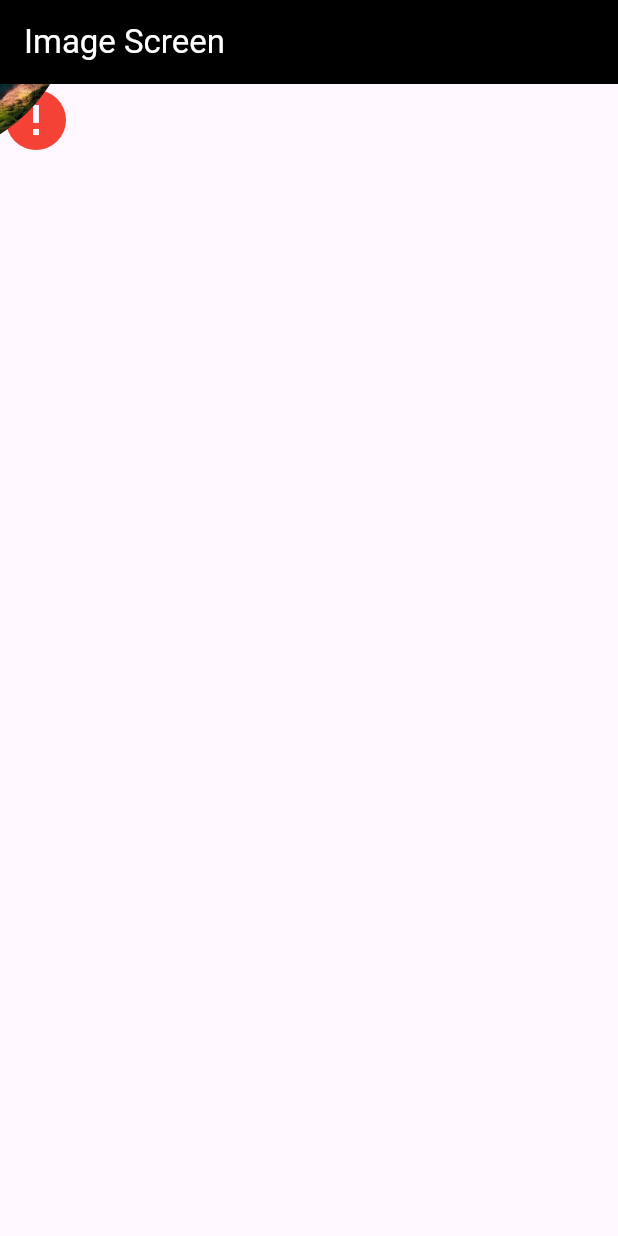
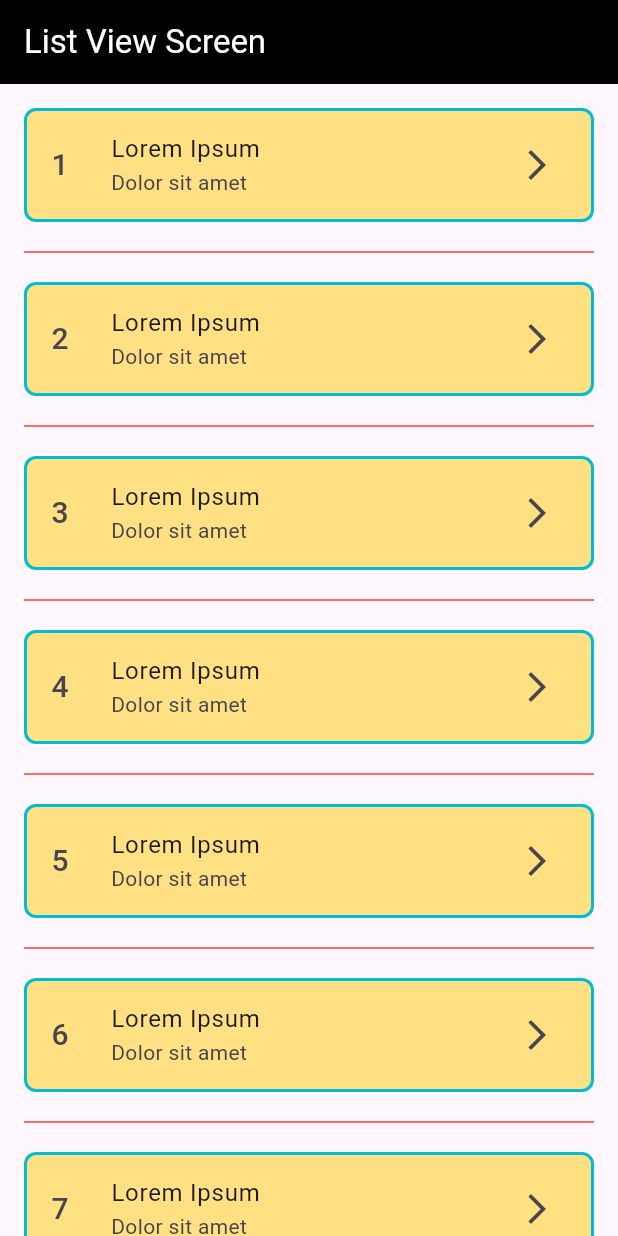
Before and after one commit to Kabir-Giuralarocca/flutter_its_2025, a Flutter app: the screen it shows after launch, on a phone screen of 412 x 824 dp. Run offline on Flutter 3.47's test engine with Material 3 defaults, Android fonts, the phone set to English and light mode, and no system bars; our stand-ins replace google_fonts, material_symbols_icons.

Commit message:
Implement LayoutScreen with ImageSection, TitleSection, and ActionSection; update main app entry to ListViewScreen

```diff
--- a/lib/main.dart
+++ b/lib/main.dart
@@ -1,5 +1,5 @@
 import 'package:flutter/material.dart';
-import 'package:flutter_its_2025/ui/screens/image_screen.dart';
+import 'package:flutter_its_2025/ui/screens/list_view_screen.dart';
 
 void main() {
   runApp(const MyApp());
@@ -20,7 +20,7 @@ class MyApp extends StatelessWidget {
           foregroundColor: Colors.white,
         ),
       ),
-      home: const ImageScreen(),
+      home: const ListViewScreen(),
     );
   }
 }
--- /dev/null
+++ b/lib/ui/screens/list_view_screen.dart
@@ -0,0 +1,38 @@
+import 'package:flutter/material.dart';
+
+class ListViewScreen extends StatelessWidget {
+  const ListViewScreen({super.key});
+
+  @override
+  Widget build(BuildContext context) {
+    return Scaffold(
+      appBar: AppBar(title: const Text('List View Screen')),
+      body: ListView.separated(
+        padding: const EdgeInsets.all(16),
+        itemBuilder: (context, index) {
+          return ListTile(
+            title: const Text('Lorem Ipsum'),
+            subtitle: const Text('Dolor sit amet'),
+            leading: Text('${index + 1}', style: const TextStyle(fontSize: 20)),
+            trailing: const Icon(Icons.arrow_forward_ios_outlined),
+            tileColor: Colors.amber.shade200,
+            shape: RoundedRectangleBorder(
+              borderRadius: BorderRadius.circular(8),
+              side: const BorderSide(color: Colors.cyan, width: 2),
+            ),
+            onTap: () => ScaffoldMessenger.of(context).showSnackBar(
+              SnackBar(
+                duration: const Duration(seconds: 1),
+                content: Text('Item ${index + 1} tapped'),
+              ),
+            ),
+          );
+        },
+        itemCount: 100,
+        separatorBuilder: (context, index) {
+          return const Divider(color: Colors.red, height: 40);
+        },
+      ),
+    );
+  }
+}
```
Also changed, not shown: lib/ui/screens/layout_screen.dart (added, +45 -0 lines), lib/ui/widgets/layout/action_section.dart (added, +24 -0 lines), lib/ui/widgets/layout/image_section.dart (added, +34 -0 lines), lib/ui/widgets/layout/title_section.dart (added, +41 -0 lines).
